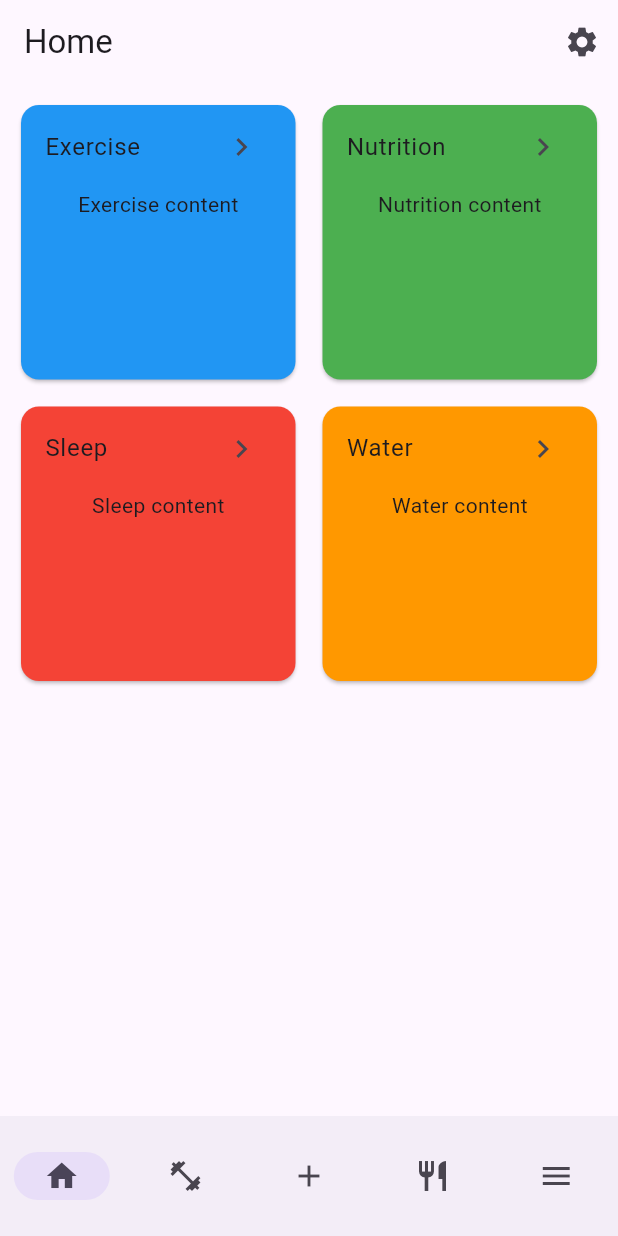
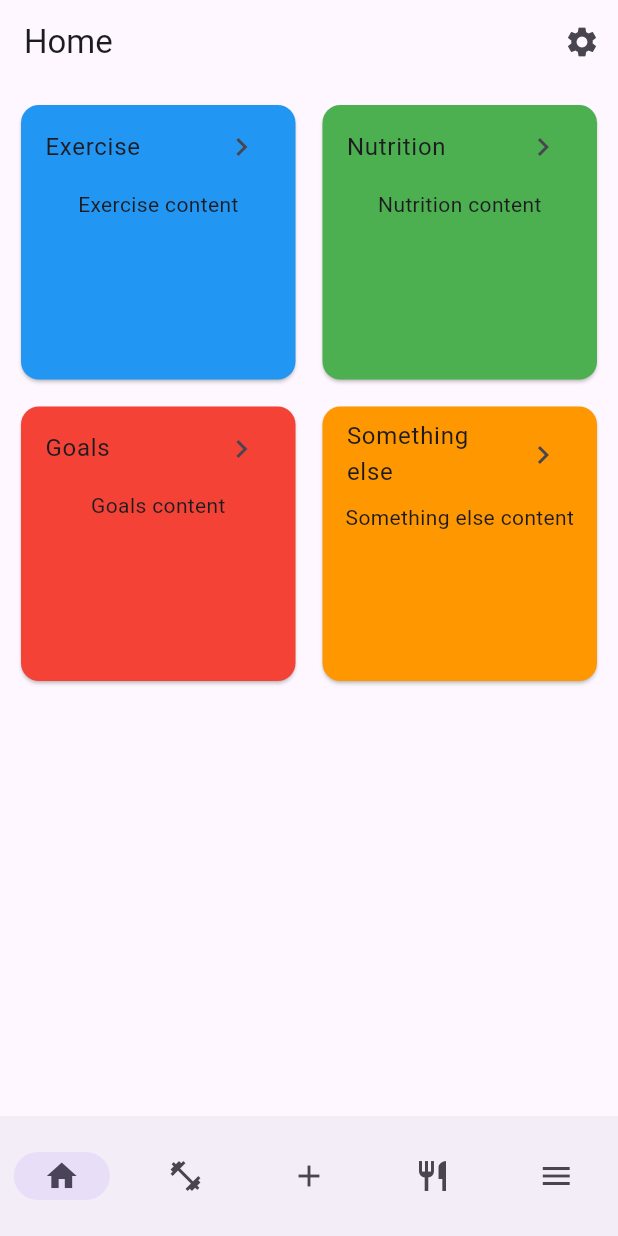
Before and after one commit to Mobile-applikasjoner-gruppe-1/fit_and_healthy, a Flutter app: the screen it shows after launch, on a phone screen of 412 x 824 dp. Run offline on Flutter 3.47's test engine with Material 3 defaults, Android fonts, the phone set to English and light mode, and no system bars; generated files the repository leaves out were written again.

Commit message:
Makes dashboard cards more generic to illustrate that they are placeholders

```diff
--- a/lib/src/features/home/home_view.dart
+++ b/lib/src/features/home/home_view.dart
@@ -83,11 +83,11 @@ class HomeView extends StatelessWidget {
                 child: Column(
                   children: [
                     ListTile(
-                      title: Text('Sleep'),
+                      title: Text('Goals'),
                       trailing: Icon(Icons.chevron_right),
                     ),
                     // add random content here
-                    Text('Sleep content'),
+                    Text('Goals content'),
                   ],
                 ),
               ),
@@ -96,11 +96,11 @@ class HomeView extends StatelessWidget {
                 child: Column(
                   children: [
                     ListTile(
-                      title: Text('Water'),
+                      title: Text('Something else'),
                       trailing: Icon(Icons.chevron_right),
                     ),
                     // add random content here
-                    Text('Water content'),
+                    Text('Something else content'),
                   ],
                 ),
               ),
```
